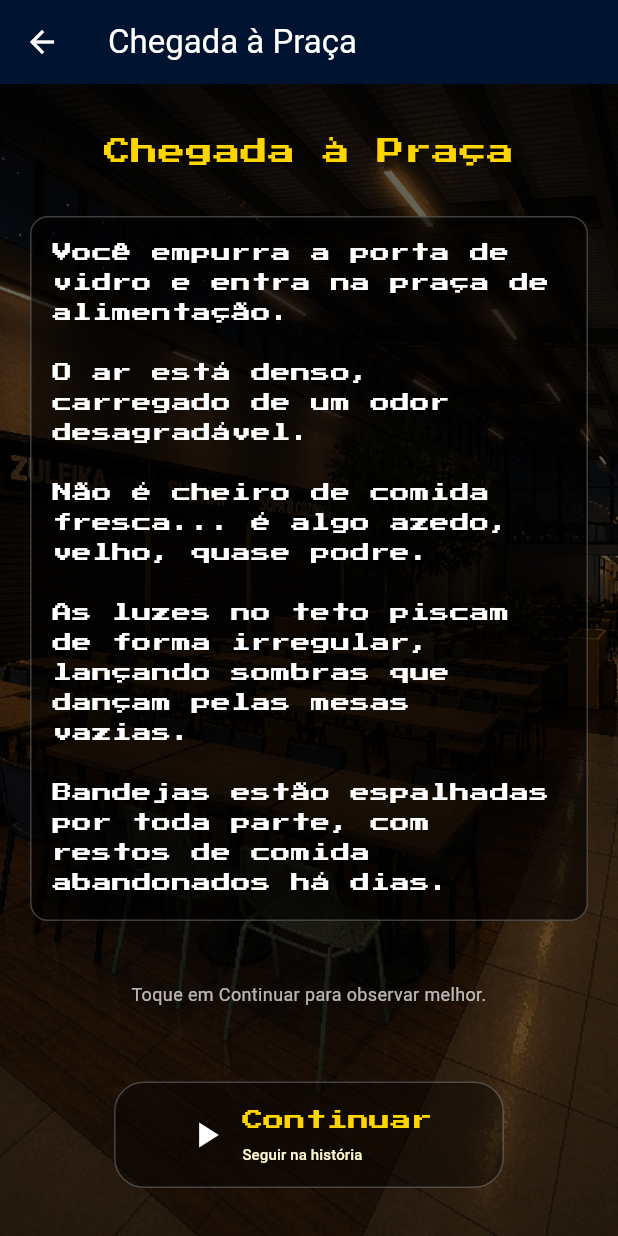
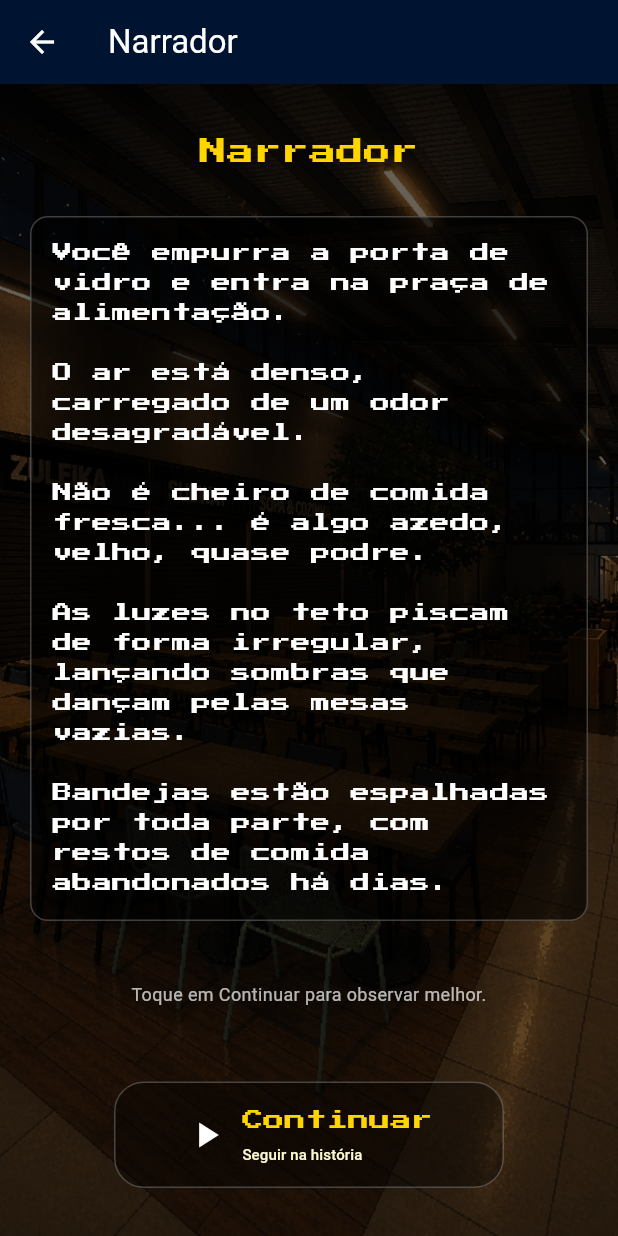
Before and after one commit to anadiasxavier/Projeto-Integrador03, a Flutter app: the PracaAlimentacaoScreen screen opened directly, after a tap on "EXPLORAR A PRAÇA", on a phone screen of 412 x 824 dp. Run offline on Flutter 3.47's test engine with Material 3 defaults, Android fonts, the phone set to English and light mode, and no system bars; our stand-ins replace geolocator.

Commit message:
arrumando alguns erros da praça

```diff
--- a/lib/screens/game/praca_screen.dart
+++ b/lib/screens/game/praca_screen.dart
@@ -77,7 +77,6 @@ class PracaAlimentacaoScreen extends StatelessWidget {
   Widget build(BuildContext context) {
     return Scaffold(
       appBar: AppBar(
-        title: const Text("Praça de Alimentação"),
         backgroundColor: const Color.fromARGB(255, 0, 19, 48),
         foregroundColor: Colors.white,
         leading: IconButton(
@@ -195,7 +194,6 @@ class PracaAlimentacaoScreen extends StatelessWidget {
       context,
       MaterialPageRoute(
         builder: (context) => NarradorScreen(
-          tituloAppBar: "Chegada à Praça",
           imagemFundo: "assets/praca.png",
           corpoNarracao:
               'Você empurra a porta de vidro e entra na praça de alimentação.\n\n'
@@ -233,7 +231,6 @@ class PracaAlimentacaoScreen extends StatelessWidget {
   // ETAPA 3: Sons e eventos estranhos
   Widget _etapaSons() {
     return NarradorScreen(
-      tituloAppBar: "Algo se Move...",
       imagemFundo: "assets/praca.png",
       corpoNarracao:
           'Enquanto você observa o ambiente, um som corta o silêncio.\n\n'
@@ -257,7 +254,6 @@ class PracaAlimentacaoScreen extends StatelessWidget {
   // ETAPA 4: Personagem pergunta quem está ali
   Widget _etapaPergunta() {
     return NarradorScreen(
-      tituloAppBar: "Presença Invisível",
       imagemFundo: "assets/praca.png",
       corpoNarracao:
           'O ar fica ainda mais pesado.\n\n'
@@ -280,7 +276,6 @@ class PracaAlimentacaoScreen extends StatelessWidget {
   // ETAPA 5: Guardião responde
   Widget _etapaGuardiaoResponde() {
     return NarradorScreen(
-      tituloAppBar: "O Guardião",
       imagemFundo: "assets/praca.png",
       corpoNarracao:
           'Das sombras entre as lanchonetes fechadas, '
@@ -304,7 +299,6 @@ class PracaAlimentacaoScreen extends StatelessWidget {
   // ETAPA 6: Marcas aparecem sozinhas
   Widget _etapaMarcas() {
     return NarradorScreen(
-      tituloAppBar: "Marcas no Chão",
       imagemFundo: "assets/praca.png",
       corpoNarracao:
           'A voz do guardião some, mas algo novo chama sua atenção.\n\n'
@@ -328,7 +322,6 @@ class PracaAlimentacaoScreen extends StatelessWidget {
   // ETAPA 7: Mesa treme e painel se forma
   Widget _etapaPainel() {
     return NarradorScreen(
-      tituloAppBar: "O Painel se Forma",
       imagemFundo: "assets/praca.png",
       corpoNarracao:
           'Uma das mesas no centro da praça começa a tremer.\n\n'
@@ -353,7 +346,6 @@ class PracaAlimentacaoScreen extends StatelessWidget {
   // ETAPA 8: Guardião instrui sobre o desafio
   Widget _etapaInstrucaoDesafio() {
     return NarradorScreen(
-      tituloAppBar: "O Desafio",
       imagemFundo: "assets/praca.png",
       corpoNarracao:
           'O painel à sua frente é formado por bandejas, talheres, '
@@ -377,7 +369,6 @@ class PracaAlimentacaoScreen extends StatelessWidget {
   // Método público para ser chamado quando o jogador acerta
   static Widget telaAcerto() {
     return NarradorScreen(
-      tituloAppBar: "Ordem Restaurada",
       imagemFundo: "assets/praca.png",
       corpoNarracao:
           'O painel se reorganiza perfeitamente.\n\n'
@@ -401,7 +392,6 @@ class PracaAlimentacaoScreen extends StatelessWidget {
   // Método público para ser chamado quando o jogador erra
   static Widget telaErro() {
     return NarradorScreen(
-      tituloAppBar: "Desordem",
       imagemFundo: "assets/praca.png",
       corpoNarracao:
           'As peças se embaralham novamente.\n\n'
```
